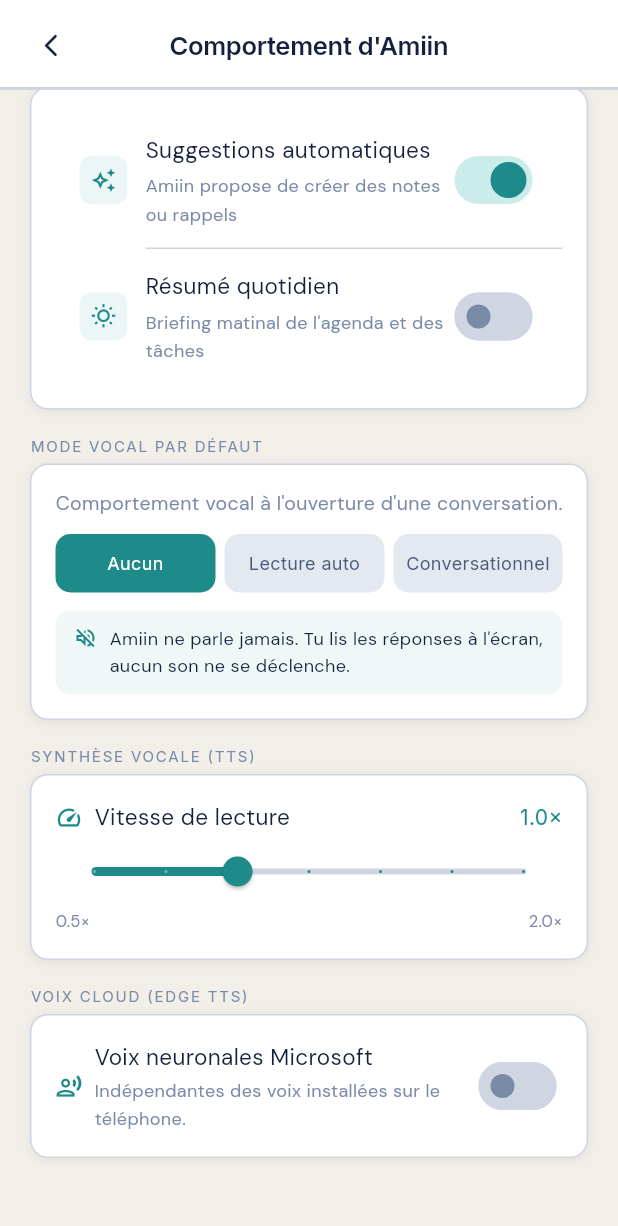
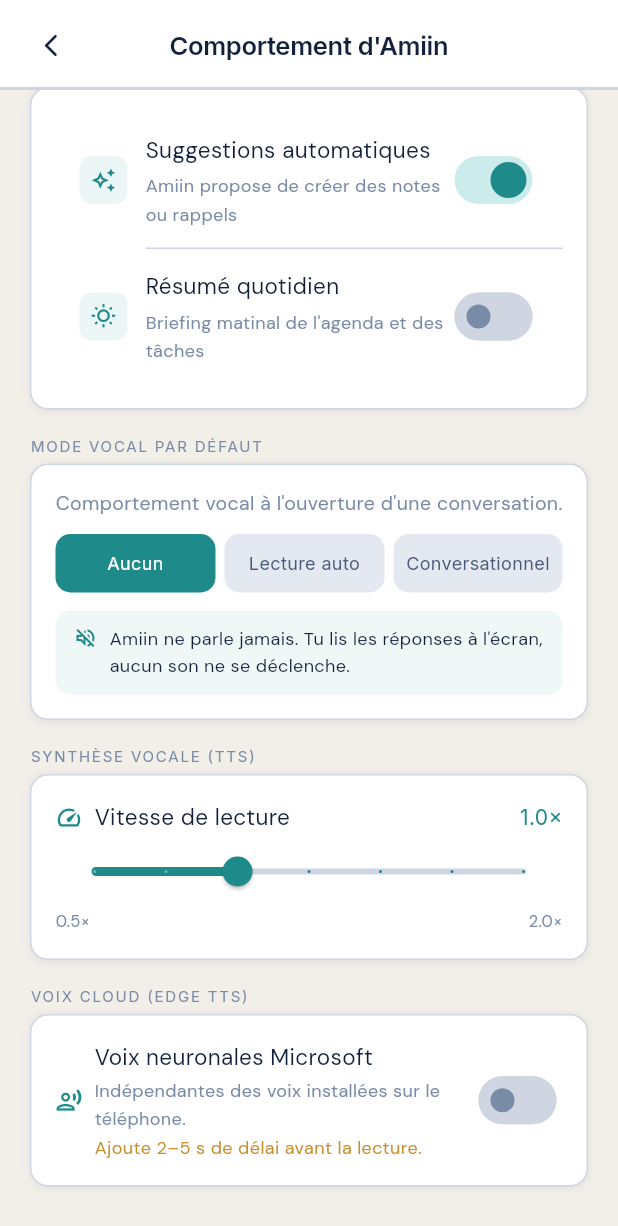
Before and after one commit to gnimaan-hub/amiin, a Flutter app: the SettingsAssistantScreen screen opened by its route, scrolled down 1043 dp, on a phone screen of 412 x 824 dp. Shown: the top 1226 px of the screen. Run offline on Flutter 3.47's test engine with Material 3 defaults, Android fonts, the phone set to English and light mode, and no system bars; our stand-ins replace connectivity_plus, dio, flutter_local_notifications, flutter_markdown, flutter_secure_storage, flutter_svg and 9 more; accounts and stored records are empty.

Commit message:
feat: finalisation v1 — lecture auto, navigation retour, déconnexion, latence TTS
- Lecture auto : mode 'tts' déclenche le TTS sur toute réponse (texte ou
  voix) ; 'voice' seulement sur dictée ; 'none' jamais — le check wasVoice
  seul ne couvrait pas le mode lecture auto
- Navigation retour : PopScope au niveau du shell — le bouton/swipe retour
  ramène à l'onglet Accueil depuis n'importe quel autre onglet (les
  sous-routes d'un onglet sont pop-ées en premier par leur navigator)
- Logo Amiin cliquable : GestureDetector sur le logo du chat → go('/home')
- Avertissement latence : "Ajoute 2–5 s de délai" visible sous le toggle
  des voix cloud Microsoft avant activation
- Déconnexion réelle : remplace le TODO/context.go() par authService.logout()

Co-Authored-By: Claude Sonnet 4.6 <noreply@anthropic.com>

```diff
--- a/amiin_app_flutter/lib/screens/settings/settings_assistant_screen.dart
+++ b/amiin_app_flutter/lib/screens/settings/settings_assistant_screen.dart
@@ -283,6 +283,11 @@ class SettingsAssistantScreen extends StatelessWidget {
                                       fontFamily: FontFamily.sans,
                                       fontSize: 12,
                                       color: ColorsAmiin.muted,
+                                    )),
+                                    Text('Ajoute 2–5 s de délai avant la lecture.', style: TextStyle(
+                                      fontFamily: FontFamily.sans,
+                                      fontSize: 12,
+                                      color: ColorsAmiin.ocre,
                                     )),
                                   ],
                                 ),
```
Also changed, not shown: amiin_app_flutter/lib/navigation/app_router.dart (+12 -1 lines), amiin_app_flutter/lib/screens/chat/chat_screen.dart (+11 -2 lines), amiin_app_flutter/lib/screens/profile/profile_screen.dart (+4 -4 lines).
